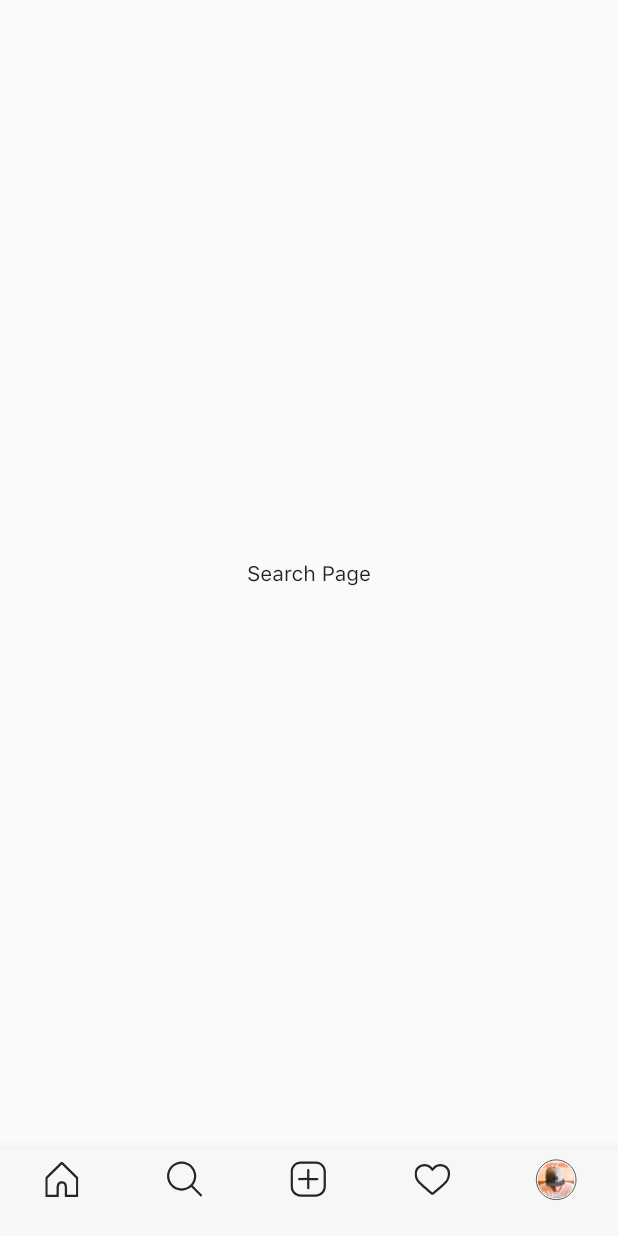
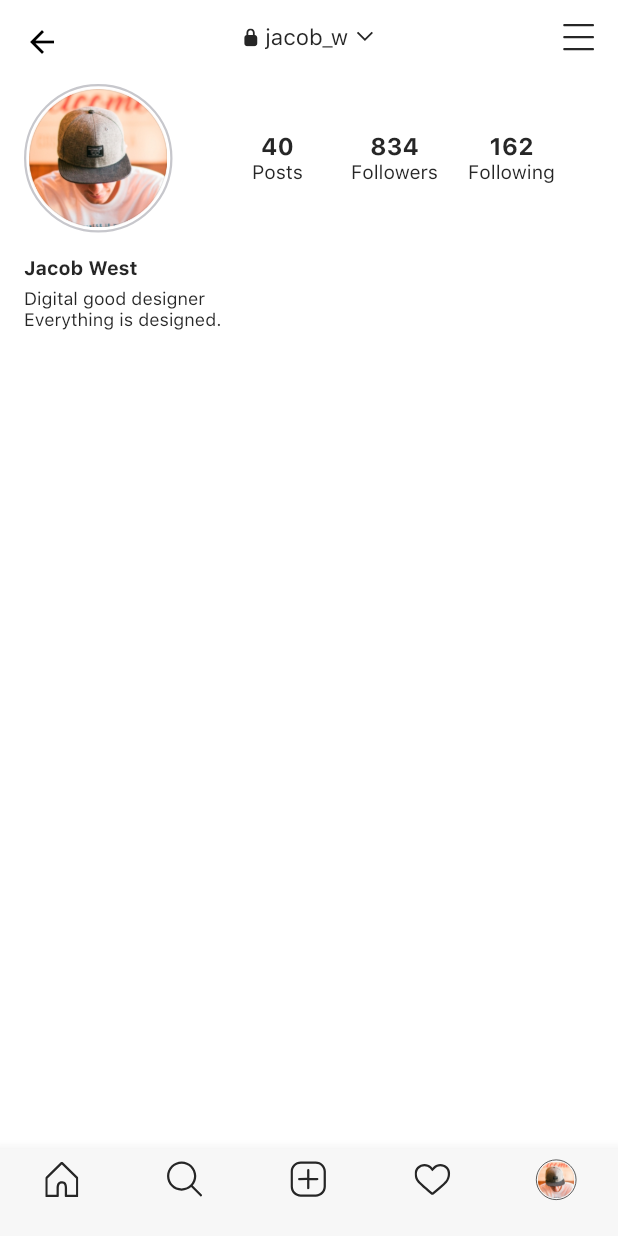
Before and after one commit to thanhduy26091995/instagram-flutter, a Flutter app: the MainScreenPage screen opened by its route, item 5 of the bottom bar chosen, on a phone screen of 412 x 824 dp. Run offline on Flutter 3.47's test engine with Material 3 defaults, Android fonts, the phone set to English and light mode, and no system bars; our stand-ins replace flutter_svg, get.

Commit message:
WIP: Profile page

```diff
--- a/lib/app/config/app_color.dart
+++ b/lib/app/config/app_color.dart
@@ -26,6 +26,8 @@ class AppColor {
   static const primaryTextColorWhite = Color(0xFFFFFFFF);
   static const lineDivider = Color(0x3C3C434A);
 
+  static const borderAvatarColor = Color(0xFFC7C7CC);
+
   // Black
   static const black = Color(0x00000000);
   static const black333 = Color(0xff333333);
--- a/lib/app/config/app_icon.dart
+++ b/lib/app/config/app_icon.dart
@@ -59,6 +59,15 @@ abstract class AppIcon {
 
   static AppIconBuilder get icScanIcon =>
       AppIconBuilder(assetPath: "$_assetPath/ic_live.svg");
+
+  static AppIconBuilder get icMenu =>
+      AppIconBuilder(assetPath: "$_assetPath/ic_menu.svg");
+
+  static AppIconBuilder get icPrivate =>
+      AppIconBuilder(assetPath: "$_assetPath/ic_private.svg");
+
+  static AppIconBuilder get icAccountList =>
+      AppIconBuilder(assetPath: "$_assetPath/ic_account_list.svg");
 }
 
 class AppIconBuilder {
--- a/lib/presentation/main/main_screen_page.dart
+++ b/lib/presentation/main/main_screen_page.dart
@@ -2,6 +2,7 @@ import 'package:flutter/material.dart';
 import 'package:instagram_flutter/app/config/app_color.dart';
 import 'package:instagram_flutter/app/config/app_icon.dart';
 import 'package:instagram_flutter/app/config/app_image.dart';
+import 'package:instagram_flutter/presentation/main/profile/profile_screen_page.dart';
 import 'package:instagram_flutter/presentation/main/search/search_screen_page.dart';
 
 import 'home/home_screen_page.dart';
@@ -21,7 +22,7 @@ class _MainScreenPageState extends State<MainScreenPage> {
     const SearchScreenPage(),
     const Text('Profile Page'),
     const Text('Home Page'),
-    const Text('Search Page')
+    const ProfileScreenPage()
   ];
 
   void _onItemTapped(int index) {
--- /dev/null
+++ b/lib/presentation/main/profile/item_stat.dart
@@ -0,0 +1,27 @@
+import 'package:flutter/material.dart';
+import 'package:instagram_flutter/app/config/app_text.dart';
+
+class StatItem extends StatelessWidget {
+  final int value;
+  final String title;
+
+  const StatItem({super.key, required this.value, required this.title});
+
+  @override
+  Widget build(BuildContext context) {
+    return Column(
+      children: [
+        AppText.primary(
+          value.toString(),
+          fontWeight: FontWeightType.semiBold,
+          fontSize: 16,
+        ),
+        AppText.primary(
+          title,
+          fontWeight: FontWeightType.regular,
+          fontSize: 13,
+        ),
+      ],
+    );
+  }
+}
--- /dev/null
+++ b/lib/presentation/main/profile/profile_screen_page.dart
@@ -0,0 +1,117 @@
+import 'package:flutter/material.dart';
+import 'package:instagram_flutter/app/config/app_icon.dart';
+import 'package:instagram_flutter/app/config/app_text.dart';
+import 'package:instagram_flutter/presentation/main/profile/item_stat.dart';
+import 'package:instagram_flutter/presentation/widgets/avatar_view.dart';
+
+class ProfileScreenPage extends StatelessWidget {
+  const ProfileScreenPage({super.key});
+
+  @override
+  Widget build(BuildContext context) {
+    return SizedBox(
+      width: double.maxFinite,
+      height: double.maxFinite,
+      child: Scaffold(
+        backgroundColor: Colors.white,
+        body: CustomScrollView(
+          slivers: [
+            SliverAppBar(
+              floating: true,
+              flexibleSpace: _headerView(),
+              expandedHeight: 50,
+              elevation: 0,
+            ),
+            SliverToBoxAdapter(
+              child: _profileStatsContainer(),
+            )
+          ],
+        ),
+      ),
+    );
+  }
+
+  Widget _profileStatsContainer() {
+    return Padding(
+      padding: const EdgeInsets.symmetric(horizontal: 16.0),
+      child: Column(
+        crossAxisAlignment: CrossAxisAlignment.start,
+        children: [
+          const Row(
+            children: [
+              Expanded(
+                flex: 3,
+                child: Align(
+                  alignment: Alignment.centerLeft,
+                  child: AvatarView(
+                    itemSize: 96,
+                  ),
+                ),
+              ),
+              Expanded(
+                flex: 7,
+                child: Padding(
+                  padding: EdgeInsets.symmetric(horizontal: 16.0),
+                  child: Row(
+                    mainAxisAlignment: MainAxisAlignment.center,
+                    mainAxisSize: MainAxisSize.max,
+                    crossAxisAlignment: CrossAxisAlignment.center,
+                    children: [
+                      Expanded(child: StatItem(value: 40, title: "Posts")),
+                      Expanded(child: StatItem(value: 834, title: "Followers")),
+                      Expanded(child: StatItem(value: 162, title: "Following")),
+                    ],
+                  ),
+                ),
+              )
+            ],
+          ),
+          const SizedBox(
+            height: 16,
+          ),
+          AppText.primary(
+            "Jacob West",
+            fontWeight: FontWeightType.semiBold,
+            fontSize: 13,
+          ),
+          const SizedBox(
+            height: 5,
+          ),
+          AppText.primary(
+            "Digital good designer\nEverything is designed.",
+            fontSize: 12,
+          )
+        ],
+      ),
+    );
+  }
+
+  Widget _headerView() {
+    return Padding(
+      padding: const EdgeInsets.all(16.0),
+      child: Stack(
+        children: [
+          Row(
+            mainAxisAlignment: MainAxisAlignment.center,
+            crossAxisAlignment: CrossAxisAlignment.center,
+            children: [
+              AppIcon.icPrivate.widget(),
+              const SizedBox(
+                width: 5,
+              ),
+              AppText.primary("jacob_w"),
+              const SizedBox(
+                width: 5,
+              ),
+              AppIcon.icAccountList.widget()
+            ],
+          ),
+          Row(
+            mainAxisAlignment: MainAxisAlignment.end,
+            children: [AppIcon.icMenu.widget()],
+          )
+        ],
+      ),
+    );
+  }
+}
--- /dev/null
+++ b/lib/presentation/widgets/avatar_view.dart
@@ -0,0 +1,33 @@
+import 'package:flutter/material.dart';
+import 'package:instagram_flutter/app/config/app_color.dart';
+import 'package:instagram_flutter/app/config/app_image.dart';
+
+class AvatarView extends StatelessWidget {
+  final double itemSize;
+  final Color boxColor;
+  final double borderWidth;
+
+  const AvatarView(
+      {super.key,
+      required this.itemSize,
+      this.boxColor = AppColor.borderAvatarColor,
+      this.borderWidth = 1.5});
+
+  @override
+  Widget build(BuildContext context) {
+    return Container(
+      decoration: BoxDecoration(
+        shape: BoxShape.circle,
+        border: Border.all(width: borderWidth, color: boxColor),
+      ),
+      child: SizedBox(
+        width: itemSize,
+        height: itemSize,
+        child: Padding(
+          padding: const EdgeInsets.all(2.0),
+          child: AppImage.avatar1.widget(),
+        ),
+      ),
+    );
+  }
+}
```
Also changed, not shown: assets/icons/ic_account_list.svg (added), assets/icons/ic_menu.svg (added), assets/icons/ic_private.svg (added).
